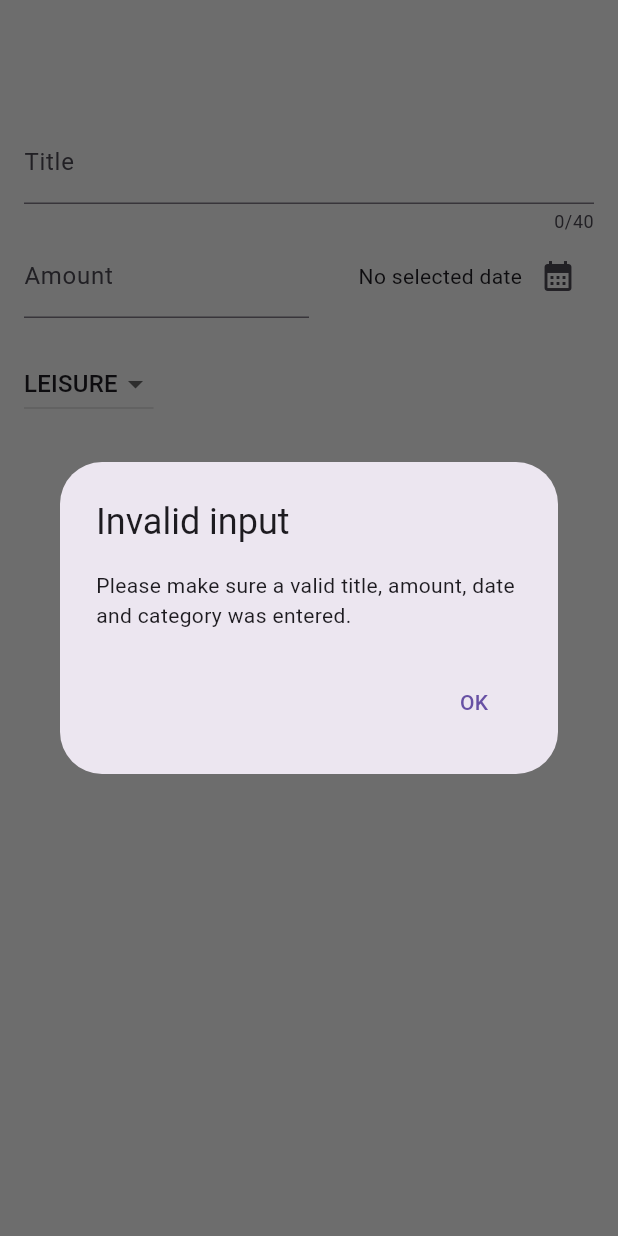
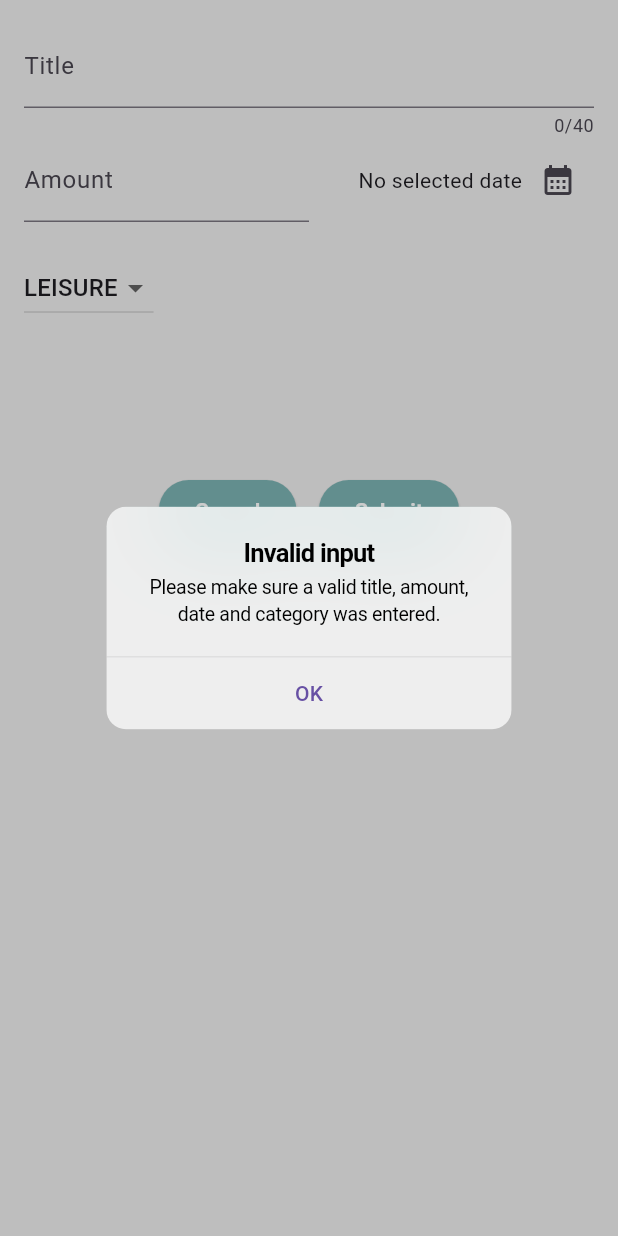
Before and after one commit to tloxiu/expense_tracker_app, a Flutter app: the NewExpense widget shown alone on an empty page, opened directly with empty values, after a tap on "Submit", on a phone screen of 412 x 824 dp. Run offline on Flutter 3.47's test engine with Material 3 defaults, Android fonts, the phone set to English and light mode, and no system bars; our stand-ins replace google_fonts.

Commit message:
Added responsiveness and adaptive app features

```diff
--- a/lib/components/new_expense.dart
+++ b/lib/components/new_expense.dart
@@ -1,5 +1,6 @@
 import 'package:expense_tracker_app/models/expenses_model.dart';
 import 'package:flutter/material.dart';
+import 'package:flutter/cupertino.dart';
 
 class NewExpense extends StatefulWidget {
   const NewExpense({super.key, required this.onAddExpense});
@@ -43,9 +44,9 @@ class _NewExpenseState extends State<NewExpense> {
     if (_titleController.text.trim().isEmpty ||
         amountIsInvalid ||
         selectedDate == null) {
-      showDialog(
+      showCupertinoDialog(
         context: context,
-        builder: (context) => AlertDialog(
+        builder: (context) => CupertinoAlertDialog(
           title: const Text('Invalid input'),
           content: const Text(
               'Please make sure a valid title, amount, date and category was entered.'),
@@ -76,7 +77,7 @@ class _NewExpenseState extends State<NewExpense> {
   @override
   Widget build(BuildContext context) {
     return Padding(
-      padding: const EdgeInsets.fromLTRB(16, 80, 16, 16),
+      padding: const EdgeInsets.all(16),
       child: Column(
         children: [
           TextField(
--- a/lib/screens/expenses_page.dart
+++ b/lib/screens/expenses_page.dart
@@ -12,6 +12,7 @@ class ExpensesPage extends StatefulWidget {
 }
 
 class _ExpensesPageState extends State<ExpensesPage> {
+
   void addExpense(ExpensesModel expense) {
     setState(() {
       registeredExpenses.add(expense);
@@ -58,6 +59,7 @@ class _ExpensesPageState extends State<ExpensesPage> {
           IconButton(
             onPressed: () {
               showModalBottomSheet(
+                useSafeArea: true,
                 backgroundColor: Theme.of(context).brightness == Brightness.dark
                     ? const Color.fromARGB(255, 26, 33, 48)
                     : const Color.fromARGB(255, 238, 238, 238),
```
